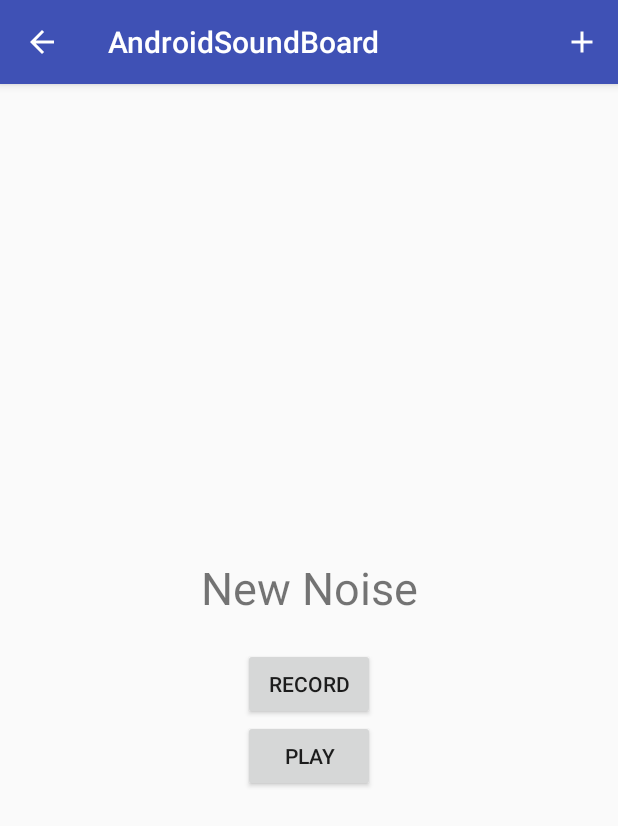
After one commit to ChapmanCPSC356Fall2017/final-project-Yamiyamiyami, an Android app: the addFrag screen opened directly, with no data from a screen before it, on a phone screen of 412 x 824 dp. The commit adds this screen. Shown: the top 826 px of the screen. Run offline under Robolectric (Android 15) with nearby library versions, the phone set to English and light mode, and no system bars; 1 statement that could not run was skipped.

Commit message:
yessssssss recording finally works with no crashes

```diff
--- a/app/src/main/AndroidManifest.xml
+++ b/app/src/main/AndroidManifest.xml
@@ -1,7 +1,7 @@
 <?xml version="1.0" encoding="utf-8"?>
 <manifest xmlns:android="http://schemas.android.com/apk/res/android"
     package="com.example.kevin.androidsoundboard">
-
+    <uses-permission android:name="android.permission.RECORD_AUDIO" />
     <application
         android:allowBackup="true"
         android:icon="@mipmap/ic_launcher"
@@ -16,6 +16,10 @@
                 <category android:name="android.intent.category.LAUNCHER" />
             </intent-filter>
         </activity>
+        <activity android:name=".noise_activity" android:parentActivityName=".SoundBoardActivity" android:screenOrientation="portrait">
+
+        </activity>
+
     </application>
 
 </manifest>
--- a/app/src/main/java/com/example/kevin/androidsoundboard/MainActivity.java
+++ b/app/src/main/java/com/example/kevin/androidsoundboard/MainActivity.java
@@ -1,11 +1,15 @@
 package com.example.kevin.androidsoundboard;
 
+import android.content.Intent;
 import android.os.Bundle;
 import android.support.v4.app.Fragment;
 import android.support.v7.app.AppCompatActivity;
+import android.view.Menu;
+import android.view.MenuItem;
 
 public abstract class MainActivity extends AppCompatActivity {
     protected abstract Fragment getFragment();
+    public static final String EXTRA_NOTE_ID = "potato";
 
     @Override
     protected void onCreate(Bundle savedInstanceState) {
@@ -20,4 +24,26 @@ public abstract class MainActivity extends AppCompatActivity {
                 .replace(R.id.frag_contain, frag)
                 .commit();
     }
+
+    @Override
+    public boolean onCreateOptionsMenu(Menu menu) {
+        getMenuInflater().inflate(R.menu.add_noise,menu);
+        return true;
+    }
+
+    @Override
+    public boolean onOptionsItemSelected(MenuItem item) {
+        switch (item.getItemId()) {
+            case R.id.add_noise:
+                ButtonModel button = new ButtonModel();
+                Intent newIntent = new Intent(getApplicationContext(),noise_activity.class);
+                newIntent.putExtra(MainActivity.EXTRA_NOTE_ID, button.getID());
+
+                getApplicationContext().startActivity(newIntent);
+                return true;
+            default:
+                return super.onOptionsItemSelected(item);
+
+        }
+    }
 }
--- /dev/null
+++ b/app/src/main/java/com/example/kevin/androidsoundboard/addFrag.java
@@ -0,0 +1,149 @@
+package com.example.kevin.androidsoundboard;
+
+import android.Manifest;
+import android.content.pm.PackageManager;
+import android.media.MediaPlayer;
+import android.media.MediaRecorder;
+import android.os.Bundle;
+import android.support.annotation.NonNull;
+import android.support.annotation.Nullable;
+import android.support.v4.app.ActivityCompat;
+import android.support.v4.app.Fragment;
+import android.util.Log;
+import android.view.LayoutInflater;
+import android.view.View;
+import android.view.ViewGroup;
+import android.widget.Button;
+import android.widget.EditText;
+import android.widget.TextView;
+
+import java.io.IOException;
+
+/**
+ * Created by kevin on 12/12/2017.
+ */
+
+public class addFrag extends Fragment {
+    private String LOG_TAG = "ERROR";
+    private ButtonModel button;
+    private Button recStopBT;
+    private Button saveBT;
+    private TextView tv_title;
+    private MediaPlayer mp = null;
+    private static String fileName;
+    private MediaRecorder mr = null;
+    private static final int REQUEST_RECORD_AUDIO_PERMISSION = 200;
+    private boolean permissionToRecordAccepted = false;
+    private String [] permissions = {Manifest.permission.RECORD_AUDIO};
+    @Override
+    public void onCreate(@Nullable Bundle savedInstanceState) {
+        super.onCreate(savedInstanceState);
+        String returnID = getArguments().getString(SoundBoardActivity.EXTRA_NOTE_ID);
+        this.button = buttonlist.GetInstance().getButton(returnID);
+    }
+
+    @Nullable
+    @Override
+    public View onCreateView(LayoutInflater inflater, @Nullable ViewGroup container, @Nullable Bundle savedInstanceState) {
+        ActivityCompat.requestPermissions(getActivity(), permissions, REQUEST_RECORD_AUDIO_PERMISSION);
+        fileName = getContext().getExternalCacheDir().getAbsolutePath();
+        fileName += "/audiorecordtest.3gp";
+        View v = inflater.inflate(R.layout.addnoisefrag, container, false);
+        this.recStopBT = v.findViewById(R.id.recordBT);
+        this.saveBT = v.findViewById(R.id.playBT);
+        this.tv_title = v.findViewById(R.id.titleTV);
+        recStopBT.setOnClickListener(new View.OnClickListener() {
+            boolean mStartRecording = true;
+            @Override
+            public void onClick(View view) {
+
+                onRecord(mStartRecording);
+                if(mStartRecording){
+                    recStopBT.setText("STOP");
+
+                }else{
+                    recStopBT.setText("RECORD");
+
+                }
+                mStartRecording = !mStartRecording;
+            }
+        });
+        saveBT.setOnClickListener(new View.OnClickListener() {
+            boolean mStartPlaying = true;
+            @Override
+            public void onClick(View view) {
+
+                onPlay(mStartPlaying);
+                if(mStartPlaying){
+                    saveBT.setText("STOP");
+                }else{
+                    saveBT.setText("PLAY");
+                }
+                mStartPlaying = !mStartPlaying;
+            }
+        });
+        return v;
+    }
+
+    @Override
+    public void onRequestPermissionsResult(int requestCode, @NonNull String[] permissions, @NonNull int[] grantResults) {
+        super.onRequestPermissionsResult(requestCode, permissions, grantResults);
+        switch (requestCode){
+            case REQUEST_RECORD_AUDIO_PERMISSION:
+                permissionToRecordAccepted = grantResults[0] == PackageManager.PERMISSION_GRANTED;
+                break;
+        }
+    }
+    private void onRecord(boolean start) {
+        if (start) {
+            startRecording();
+        } else {
+            stopRecording();
+        }
+    }
+    private void onPlay(boolean start) {
+        if (start) {
+            startPlaying();
+        } else {
+            stopPlaying();
+        }
+    }
+
+    private void stopRecording(){
+        mr.stop();
+        mr.release();
+        mr = null;
+    }
+    private void startRecording() {
+        mr = new MediaRecorder();
+        mr.setAudioSource(MediaRecorder.AudioSource.MIC);
+        mr.setOutputFormat(MediaRecorder.OutputFormat.MPEG_4);
+        mr.setOutputFile(fileName);
+        mr.setAudioEncoder(MediaRecorder.AudioEncoder.AMR_NB);
+
+        try {
+            mr.prepare();
+        } catch (IOException e) {
+            Log.e(LOG_TAG, "prepare() failed");
+        }
+
+        mr.start();
+    }
+    private void startPlaying() {
+        mp = new MediaPlayer();
+        try {
+            mp.setDataSource(fileName);
+            mp.prepare();
+            mp.start();
+        } catch (IOException e) {
+            Log.e(LOG_TAG, "prepare() failed");
+        }
+    }
+
+    private void stopPlaying() {
+        mp.release();
+        mp = null;
+    }
+
+
+}
--- a/app/src/main/java/com/example/kevin/androidsoundboard/buttonlist.java
+++ b/app/src/main/java/com/example/kevin/androidsoundboard/buttonlist.java
@@ -45,7 +45,7 @@ public class buttonlist {
         button9.setText("Baa");
         button10.setText("Hoot");
         button1.setSong(R.raw.sound1);
-        button2.setSong(R.raw.sound2);
+        button2.setSong(R.raw.sound13);
         button3.setSong(R.raw.sound3);
         button4.setSong(R.raw.sound4);
         button5.setSong(R.raw.sound5);
--- /dev/null
+++ b/app/src/main/java/com/example/kevin/androidsoundboard/noise_activity.java
@@ -0,0 +1,19 @@
+package com.example.kevin.androidsoundboard;
+
+import android.os.Bundle;
+import android.support.v4.app.Fragment;
+import android.view.View;
+
+/**
+ * Created by kevin on 12/12/2017.
+ */
+
+public class noise_activity extends MainActivity {
+    @Override
+    protected Fragment getFragment() {
+        Bundle extras = getIntent().getExtras();
+        addFrag frag = new addFrag();
+        frag.setArguments(extras);
+        return frag;
+    }
+}
--- /dev/null
+++ b/app/src/main/res/drawable/ic_add_black_24dp.xml
@@ -0,0 +1,9 @@
+<vector xmlns:android="http://schemas.android.com/apk/res/android"
+        android:width="24dp"
+        android:height="24dp"
+        android:viewportWidth="24.0"
+        android:viewportHeight="24.0">
+    <path
+        android:fillColor="#ffffff"
+        android:pathData="M19,13h-6v6h-2v-6H5v-2h6V5h2v6h6v2z"/>
+</vector>
--- /dev/null
+++ b/app/src/main/res/layout/addnoisefrag.xml
@@ -0,0 +1,30 @@
+<?xml version="1.0" encoding="utf-8"?>
+<LinearLayout
+    xmlns:android="http://schemas.android.com/apk/res/android"
+    android:layout_width="match_parent"
+    android:layout_height="match_parent"
+    android:gravity="center"
+    android:orientation="vertical">
+    <TextView
+        android:id="@+id/titleTV"
+        android:layout_width="match_parent"
+        android:layout_height="wrap_content"
+        android:layout_margin="20dp"
+        android:text="New Noise"
+        android:gravity="center"
+        android:textSize="30dp"
+        />
+    <Button
+        android:id="@+id/recordBT"
+        android:layout_width="wrap_content"
+        android:layout_height="wrap_content"
+        android:text="RECORD"
+        />
+    <Button
+        android:id="@+id/playBT"
+        android:layout_width="wrap_content"
+        android:layout_height="wrap_content"
+        android:text="PLAY"
+        />
+
+</LinearLayout>
--- /dev/null
+++ b/app/src/main/res/menu/add_noise.xml
@@ -0,0 +1,10 @@
+<?xml version="1.0" encoding="utf-8"?>
+<menu xmlns:android="http://schemas.android.com/apk/res/android"
+    xmlns:app="http://schemas.android.com/apk/res-auto">
+    <item
+        android:id="@+id/add_noise"
+        android:icon="@drawable/ic_add_black_24dp"
+        app:showAsAction="always"
+        android:title="add_crimes"
+        />
+</menu>
```
Also changed, not shown: app/src/main/java/com/example/kevin/androidsoundboard/SoundAdapter.java (+19 -2 lines), 3 other files.
